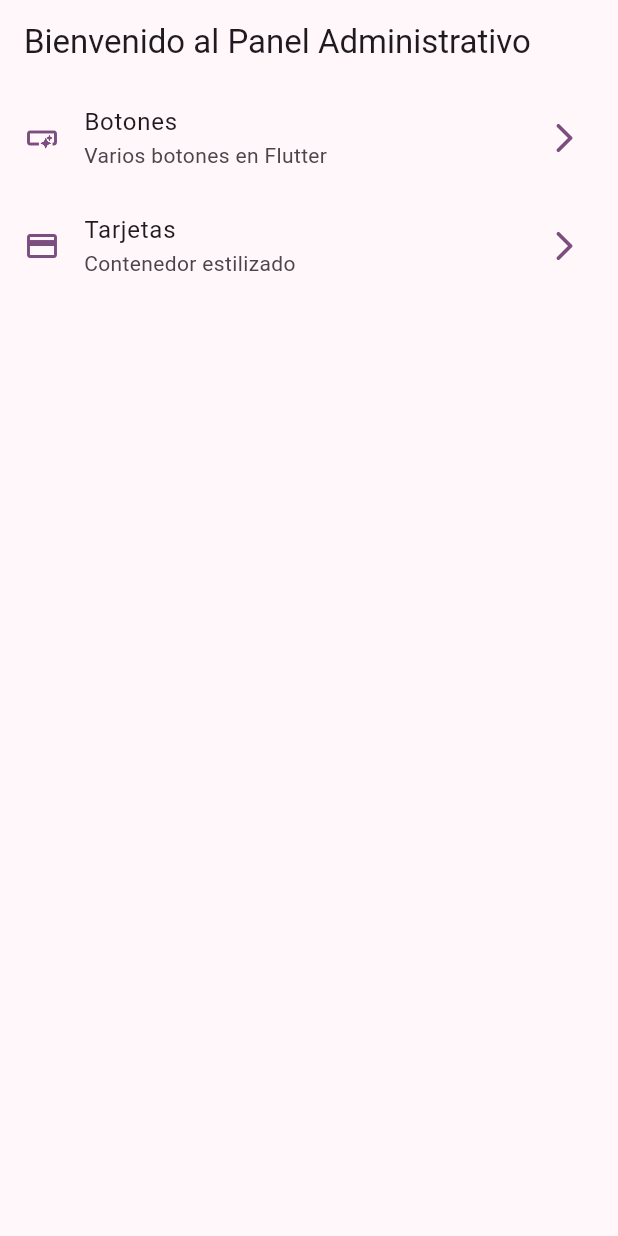
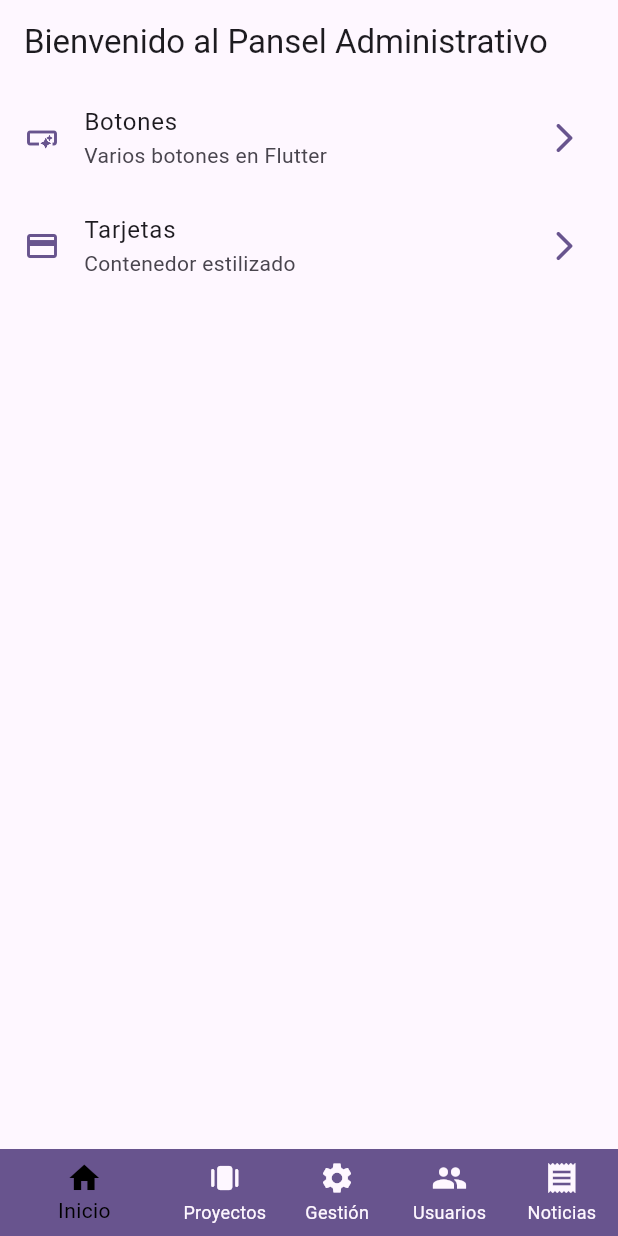
Before and after one commit to Dano442/fablab_app, a Flutter app: the screen it shows after launch, on a phone screen of 412 x 824 dp. Run offline on Flutter 3.47's test engine with Material 3 defaults, Android fonts, the phone set to English and light mode, and no system bars.

Commit message:
Respaldo 1

```diff
--- a/lib/main.dart
+++ b/lib/main.dart
@@ -1,4 +1,4 @@
-import 'package:fablab_app/config/presentation/screens/home/home_screen.dart';
+import 'package:fablab_app/presentation/screens/home/home_screen.dart';
 import 'package:fablab_app/config/theme/app_theme.dart';
 import 'package:flutter/material.dart';
 
@@ -13,8 +13,8 @@ class MainApp extends StatelessWidget {
   Widget build(BuildContext context) {
     return MaterialApp(
       debugShowCheckedModeBanner: false,
-      theme: AppTheme(selectedColor: 4 ).getTheme(),
-      home: const HomeScreen()
+      theme: AppTheme(selectedColor: 5 ).getTheme(),
+      home: HomeScreen()
     );
   }
 }
--- a/lib/config/presentation/screens/home/home_screen.dart
+++ b/lib/presentation/screens/home/home_screen.dart
@@ -1,63 +1,60 @@
 import 'package:fablab_app/config/menu/menu_items.dart';
+import 'package:fablab_app/presentation/widgets/shared/custom_bottom_navegation.dart';
 import 'package:flutter/material.dart';
+import 'package:fablab_app/presentation/widgets/widgets.dart';
 
+class HomeScreen extends StatefulWidget {
+  const HomeScreen({super.key});
 
-class HomeScreen extends StatelessWidget {
-  const HomeScreen({super.key});
+  @override
+  State<HomeScreen> createState() => _HomeScreenState();
+}
+
+class _HomeScreenState extends State<HomeScreen> {
 
   @override
   Widget build(BuildContext context) {
     return Scaffold(
       appBar: AppBar(
-        title: const  Text('Bienvenido al Panel Administrativo'),
+        title: const Text('Bienvenido al Pansel Administrativo'),
       ),
       body: const _HomeView(),
-
+      bottomNavigationBar: CustomBottomNavegation(),
     );
   }
 }
 
+// 👇 Vista principal con el listado de items
 class _HomeView extends StatelessWidget {
   const _HomeView();
 
   @override
   Widget build(BuildContext context) {
-
-
-
-
     return ListView.builder(
-
       itemCount: appMenuItems.length,
-      itemBuilder: (context, index){
+      itemBuilder: (context, index) {
         final menuItem = appMenuItems[index];
-
         return _CustomListTile(menuItem: menuItem);
-      }
-      );
+      },
+    );
   }
 }
 
 class _CustomListTile extends StatelessWidget {
-  const _CustomListTile({
-    required this.menuItem,
-  });
+  const _CustomListTile({required this.menuItem});
 
   final MenuItem menuItem;
 
   @override
   Widget build(BuildContext context) {
-
     final colors = Theme.of(context).colorScheme;
 
     return ListTile(
-      leading: Icon(menuItem.icon, color: colors.primary ),
-      trailing: Icon(Icons.arrow_forward_ios_rounded, color: colors.primary,),
+      leading: Icon(menuItem.icon, color: colors.primary),
+      trailing: Icon(Icons.arrow_forward_ios_rounded, color: colors.primary),
       title: Text(menuItem.title),
       subtitle: Text(menuItem.subTitle),
-      onTap: (){
 
-      },
-      );
+    );
   }
 }
--- /dev/null
+++ b/lib/presentation/widgets/shared/custom_bottom_navegation.dart
@@ -0,0 +1,42 @@
+// import 'package:fablab_app/config/theme/app_theme.dart';
+import 'package:flutter/material.dart';
+
+class CustomBottomNavegation extends StatefulWidget {
+  const CustomBottomNavegation({super.key});
+
+  @override
+  State<CustomBottomNavegation> createState() => _CustomBottomNavegationState();
+}
+
+class _CustomBottomNavegationState extends State<CustomBottomNavegation> {
+    int selectedIndex = 0;
+
+
+  @override
+  Widget build(BuildContext context) {
+
+    final colors = Theme.of(context).colorScheme;
+
+    return BottomNavigationBar(
+      currentIndex: selectedIndex,
+      onTap: (value) {
+        setState(() {
+          selectedIndex = value;
+        });
+      },
+      elevation: 0,
+      // type: BottomNavigationBarType.fixed,
+      // backgroundColor: Colors.white,
+      selectedItemColor: Colors.black,
+      // unselectedItemColor: Colors.grey,
+      showSelectedLabels: true,
+      showUnselectedLabels: true,
+      items: [
+        BottomNavigationBarItem(icon: const Icon(Icons.home), label: "Inicio", backgroundColor: colors.primary),
+        BottomNavigationBarItem(icon: Icon(Icons.amp_stories_rounded), label: "Proyectos", backgroundColor: colors.primary),
+        BottomNavigationBarItem(icon: Icon(Icons.settings), label: "Gestión", backgroundColor: colors.primary),
+        BottomNavigationBarItem(icon: Icon(Icons.group), label: "Usuarios", backgroundColor: colors.primary),
+        BottomNavigationBarItem(icon: Icon(Icons.receipt), label: "Noticias", backgroundColor: colors.primary),
+      ]);
+  }
+}
--- /dev/null
+++ b/lib/presentation/widgets/widgets.dart
@@ -0,0 +1 @@
+export 'shared/custom_bottom_navegation.dart';
```
Also changed, not shown: lib/presentation/screens/gestion/gestion_screen.dart (added, +15 -0 lines), lib/presentation/screens/noticias/noticias_screen.dart (added, +15 -0 lines), lib/presentation/screens/proyectos/proyectos_screen.dart (added, +15 -0 lines), lib/presentation/screens/usuarios/usuarios_screen.dart (added, +15 -0 lines), lib/presentation/views/home_views.dart (added, +23 -0 lines), lib/presentation/views/proyectos_views.dart (added, +23 -0 lines).
